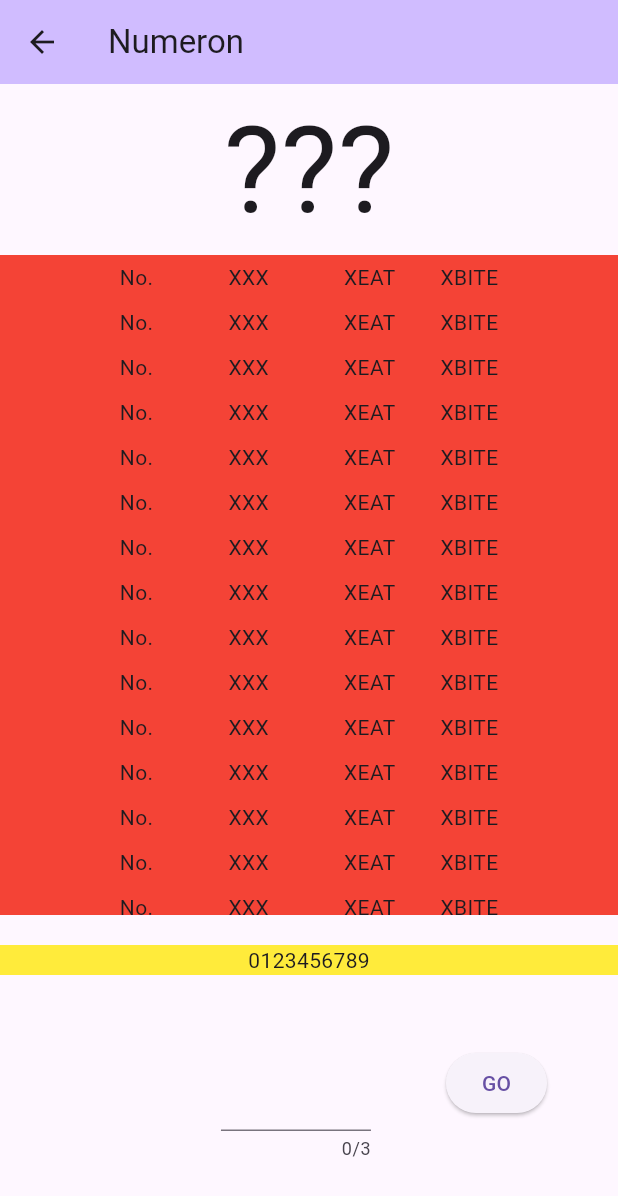
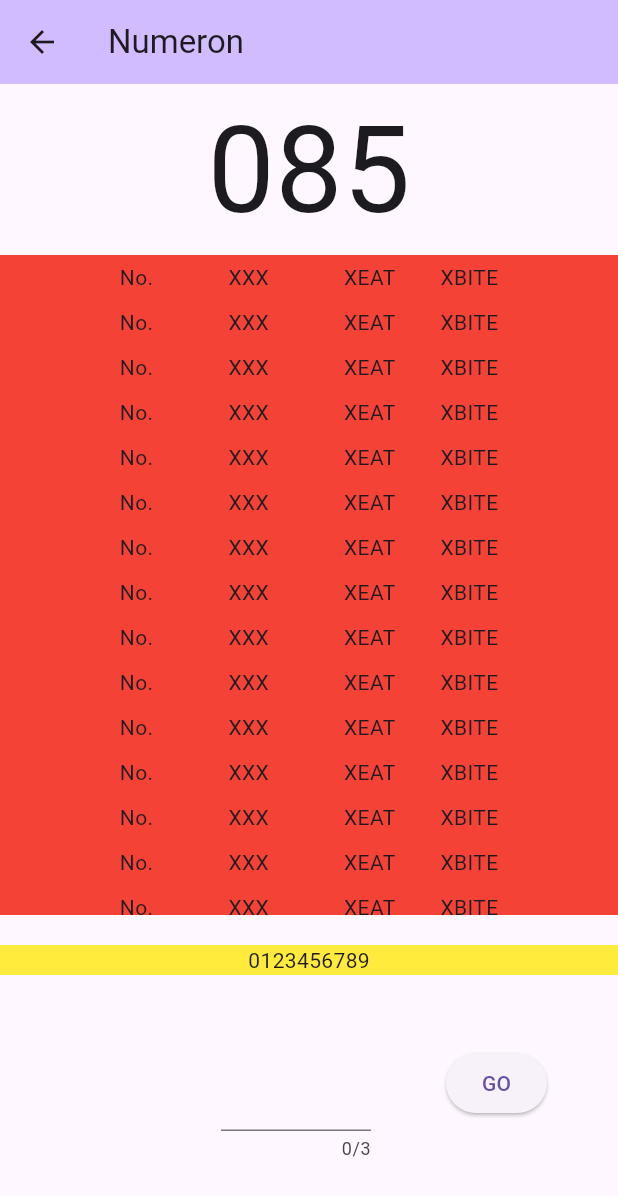
Before and after one commit to naoyamatsunaga/mini_games, a Flutter app: the screen it shows after launch, after a tap on "Numeron", on a phone screen of 412 x 824 dp. Shown: the top 1196 px of the screen. Run offline on Flutter 3.47's test engine with Material 3 defaults, Android fonts, the light colour scheme and no system bars.

Commit message:
開始時に答えを生成するように実装

```diff
--- a/lib/model/numeron/numeron.dart
+++ b/lib/model/numeron/numeron.dart
@@ -1,6 +1,9 @@
 import 'dart:math';
 
 class Numeron {
+  // コンストラクタ
+  Numeron();
+
   // 桁数
   final digit = 3;
 
@@ -14,7 +17,7 @@ class Numeron {
     // 返却用リスト
     List<int> answer = [];
 
-    for (int i = 0; i > digit; i++) {
+    for (int i = 0; i < digit; i++) {
       var index = Random().nextInt(workList.length);
       answer.add(workList[index]);
 
--- a/lib/view/numeron_page.dart
+++ b/lib/view/numeron_page.dart
@@ -1,9 +1,17 @@
 import 'package:flutter/material.dart';
+import 'package:mini_games/model/numeron/numeron.dart';
 
 class NumeronPage extends StatelessWidget {
-  const NumeronPage({super.key});
+  // 定数・変数
+  final answertextsize = 80.0;
 
-  final answertextsize = 80.0;
+  List<int> answer = [0, 0, 0];
+
+  // コンストラクタ
+  NumeronPage({super.key}) {
+    Numeron numeron = Numeron();
+    answer = List.from(numeron.CreateRandomNumber());
+  }
 
   @override
   Widget build(BuildContext context) {
@@ -25,19 +33,19 @@ class NumeronPage extends StatelessWidget {
                 mainAxisAlignment: MainAxisAlignment.center,
                 children: [
                   Text(
-                    '?',
+                    '${answer[0]}',
                     style: TextStyle(
                       fontSize: answertextsize,
                     ),
                   ),
                   Text(
-                    '?',
+                    '${answer[1]}',
                     style: TextStyle(
                       fontSize: answertextsize,
                     ),
                   ),
                   Text(
-                    '?',
+                    '${answer[2]}',
                     style: TextStyle(
                       fontSize: answertextsize,
                     ),
--- a/lib/view/select_page.dart
+++ b/lib/view/select_page.dart
@@ -18,10 +18,8 @@ class SelectPage extends StatelessWidget {
             ElevatedButton(
               child: const Text('Numeron'),
               onPressed: () {
-                Navigator.push(
-                    context,
-                    MaterialPageRoute(
-                        builder: (context) => const NumeronPage()));
+                Navigator.push(context,
+                    MaterialPageRoute(builder: (context) => NumeronPage()));
               },
             ),
           ],
```
